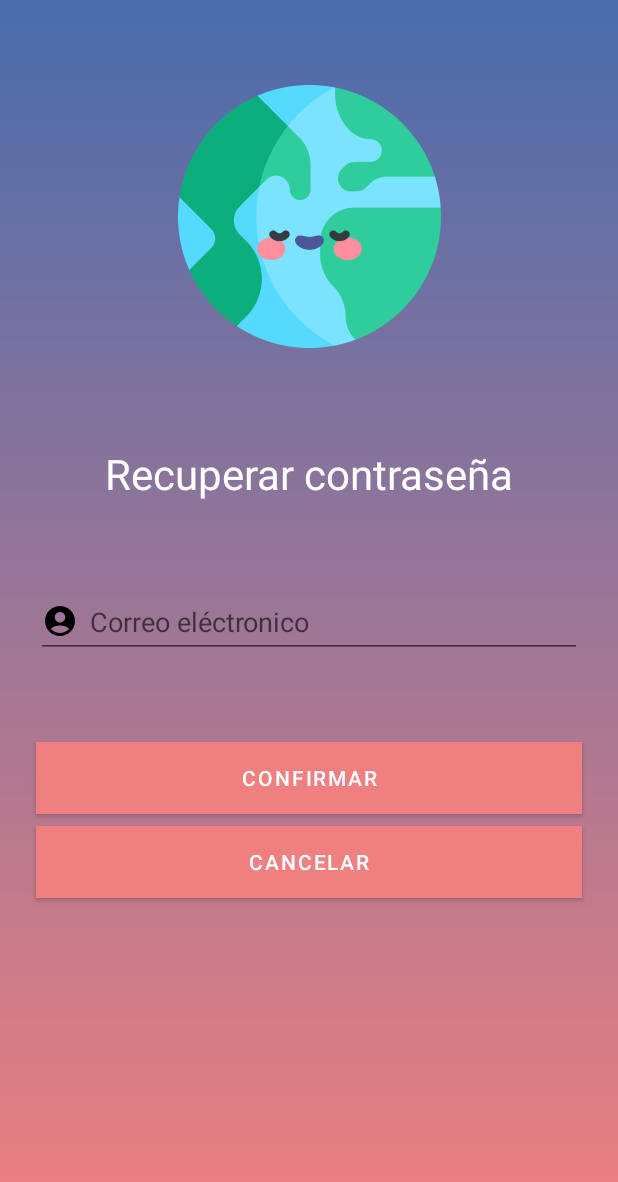
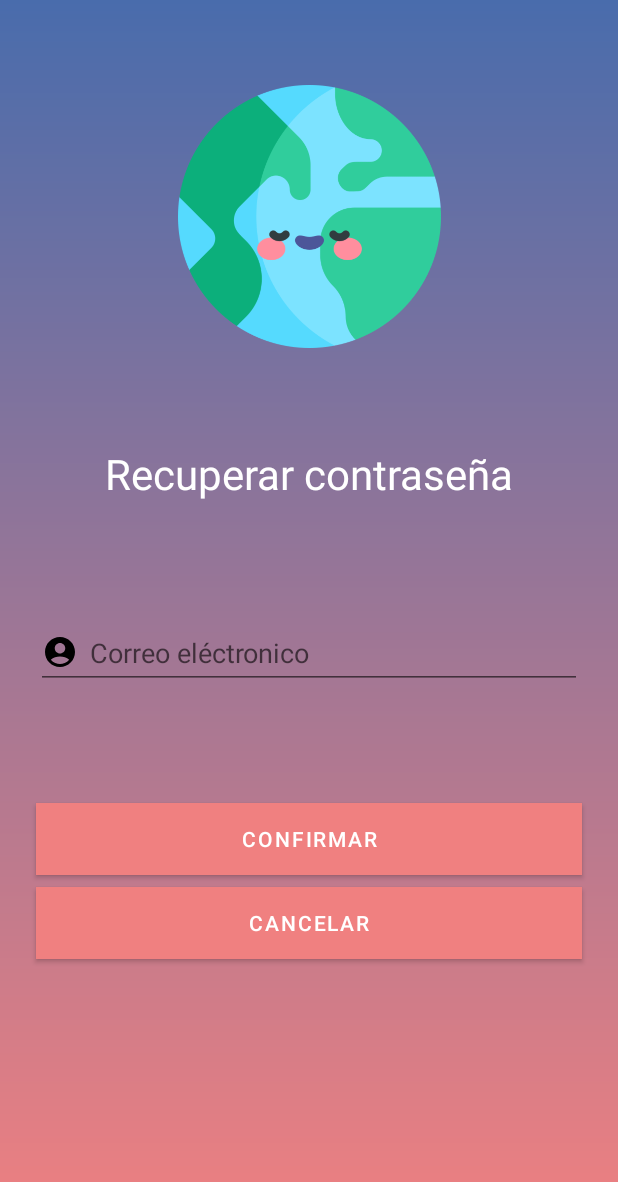
Before and after one commit to andreaagr/Diplomado-Mobile-DGTIC, an Android app: the ForgotPasswordFragment screen opened through its navigation route, on a phone screen of 412 x 824 dp. Shown: the top 1182 px of the screen. Run offline under Robolectric (Android 15) with nearby library versions, the phone set to English and light mode, and no system bars; our stand-ins replace Dagger/Hilt's generated code, Firebase (no records; nobody signed in at launch, a user with empty details on screens opened directly).

Commit message:
Remove harcoded resources

```diff
--- a/M6-Android/Practica1/GreatWondersAPI/app/src/main/res/layout/fragment_forgot_password.xml
+++ b/M6-Android/Practica1/GreatWondersAPI/app/src/main/res/layout/fragment_forgot_password.xml
@@ -19,7 +19,7 @@
         android:layout_width="wrap_content"
         android:layout_height="wrap_content"
         android:orientation="horizontal"
-        app:layout_constraintGuide_percent="0.6" />
+        app:layout_constraintGuide_percent="0.65" />
 
     <androidx.constraintlayout.widget.ConstraintLayout
         android:id="@+id/loadingConstraintLayout"
@@ -66,7 +66,7 @@
         android:id="@+id/passwordRecoveryTextView"
         android:layout_width="wrap_content"
         android:layout_height="wrap_content"
-        android:layout_marginTop="8dp"
+        android:layout_marginTop="@dimen/forgot_password_margins"
         android:text="@string/password_recovery_label"
         android:textColor="@color/white"
         android:textSize="28sp"
@@ -88,26 +88,26 @@
 
     <EditText
         android:id="@+id/editTextTextEmailAddress3"
-        android:layout_width="0dp"
+        android:layout_width="@dimen/match_constraint"
         android:layout_height="wrap_content"
-        android:layout_marginStart="24dp"
-        android:layout_marginEnd="24dp"
+        android:layout_marginStart="@dimen/login_edit_texts_margins"
+        android:layout_marginEnd="@dimen/login_edit_texts_margins"
         android:drawableStart="@drawable/ic_baseline_account_circle_24"
-        android:drawablePadding="8dp"
-        android:ems="10"
+        android:drawablePadding="@dimen/drawable_padding_edit_text_icons"
+        android:hint="@string/email_address_hint"
+        android:importantForAutofill="no"
         android:inputType="textEmailAddress"
-        android:minHeight="48dp"
-        android:hint="@string/email_address_hint"
+        android:minHeight="@dimen/min_height_edit_text"
         app:layout_constraintBottom_toTopOf="@+id/buttonGuideline"
         app:layout_constraintEnd_toEndOf="parent"
         app:layout_constraintHorizontal_bias="0.5"
         app:layout_constraintStart_toStartOf="parent"
         app:layout_constraintTop_toBottomOf="@+id/passwordRecoveryTextView"
-        android:importantForAutofill="no" />
+        tools:ignore="TextContrastCheck" />
 
     <Button
         android:id="@+id/passwordConfirmButton"
-        android:layout_width="0dp"
+        android:layout_width="@dimen/match_constraint"
         android:layout_height="wrap_content"
         android:background="@color/light_coral"
         android:text="@string/confirm_mesage"
@@ -119,14 +119,15 @@
 
     <Button
         android:id="@+id/passwordCancelButton"
-        android:layout_width="0dp"
+        android:layout_width="@dimen/match_constraint"
         android:layout_height="wrap_content"
-        android:layout_marginTop="8dp"
+        android:layout_marginTop="@dimen/forgot_password_margins"
         android:background="@color/indian_red"
         android:text="@string/cancel_message"
         app:layout_constraintEnd_toEndOf="@+id/passwordConfirmButton"
         app:layout_constraintHorizontal_bias="0.5"
         app:layout_constraintStart_toStartOf="@+id/passwordConfirmButton"
-        app:layout_constraintTop_toBottomOf="@+id/passwordConfirmButton" />
+        app:layout_constraintTop_toBottomOf="@+id/passwordConfirmButton"
+        tools:ignore="TextContrastCheck" />
 
 </androidx.constraintlayout.widget.ConstraintLayout>
--- a/M6-Android/Practica1/GreatWondersAPI/app/src/main/res/values/dimens.xml
+++ b/M6-Android/Practica1/GreatWondersAPI/app/src/main/res/values/dimens.xml
@@ -21,4 +21,12 @@
     <dimen name="item_separation_loading_layout">16dp</dimen>
     <dimen name="item_separation_between_location_icon_and_info">8dp</dimen>
     <dimen name="logo_size_login_screen">175dp</dimen>
+    <dimen name="min_height_edit_text">48dp</dimen>
+    <dimen name="drawable_padding_edit_text_icons">8dp</dimen>
+    <dimen name="login_edit_texts_margins">24dp</dimen>
+    <dimen name="login_button_margins">16dp</dimen>
+    <dimen name="login_links_text_size">16sp</dimen>
+    <dimen name="margin_top_create_account">8dp</dimen>
+    <dimen name="create_account_screen_text_size">28sp</dimen>
+    <dimen name="forgot_password_margins">8dp</dimen>
 </resources>
```
Also changed, not shown: M6-Android/Practica1/GreatWondersAPI/app/src/main/res/layout/fragment_create_account.xml (+16 -18 lines), M6-Android/Practica1/GreatWondersAPI/app/src/main/res/layout/fragment_login.xml (+16 -18 lines).
